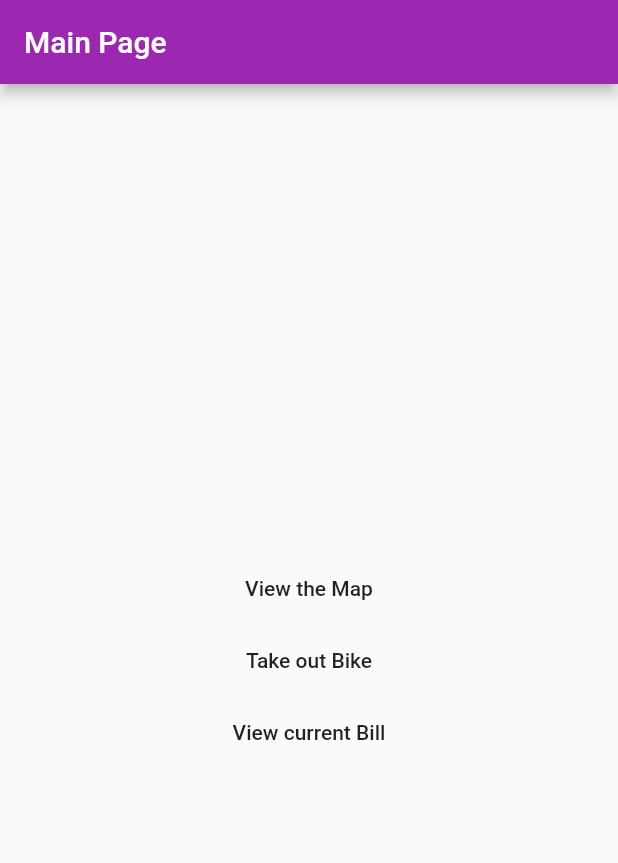
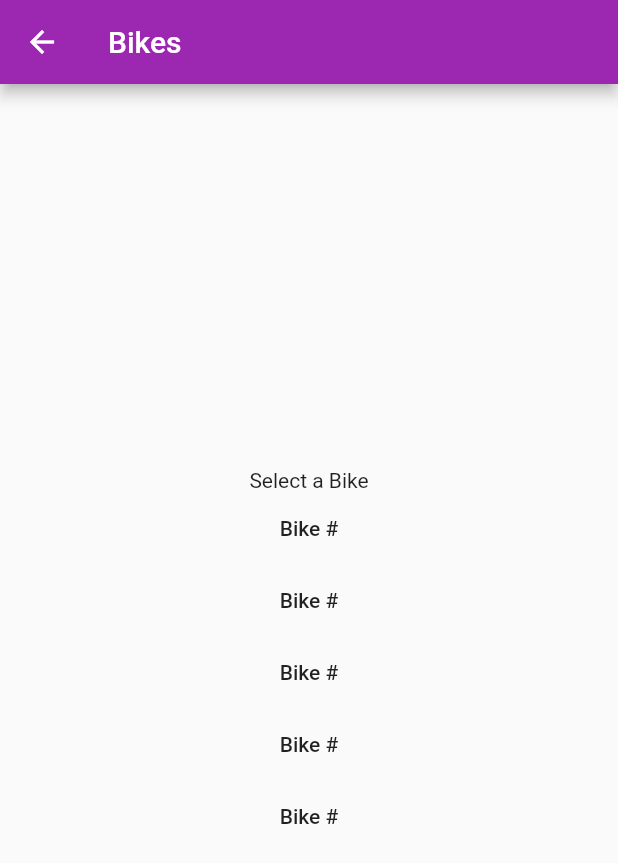
Before and after one commit to SiamakSamie/conuhacks, a Flutter app: the screen it shows after launch, after a tap on "Take out Bike", on a phone screen of 412 x 824 dp. Shown: the top 863 px of the screen. Run offline on Flutter 3.47's test engine with Material 2 defaults, Android fonts, the light colour scheme and no system bars.

Commit message:
Bike button navigates to Bike page

```diff
--- /dev/null
+++ b/lib/bikePage.dart
@@ -0,0 +1,36 @@
+import 'package:flutter/material.dart';
+
+class BikePage extends StatelessWidget {
+  @override
+  Widget build(BuildContext context) {
+    return new Scaffold(
+      appBar: new AppBar(
+        title: new Text("Bikes"),
+      ),
+      body: new Center(
+          child: Column(
+        mainAxisAlignment: MainAxisAlignment.center,
+        children: <Widget>[
+          Text("Select a Bike"),
+          new FlatButton(child: Text('Bike #'), onPressed: () {}),
+          new FlatButton(
+            child: Text('Bike #'),
+            onPressed: () {},
+          ),
+          new FlatButton(
+            child: Text('Bike #'),
+            onPressed: () {},
+          ),
+          new FlatButton(
+            child: Text('Bike #'),
+            onPressed: () {},
+          ),
+          new FlatButton(
+            child: Text('Bike #'),
+            onPressed: () {},
+          ),
+        ],
+      )),
+    );
+  }
+}
--- a/lib/main.dart
+++ b/lib/main.dart
@@ -1,3 +1,4 @@
+import 'package:conuhacks/bikePage.dart';
 import 'package:flutter/material.dart';
 
 void main() => runApp(MyApp());
@@ -44,7 +45,13 @@ class _MyHomePageState extends State<MyHomePage> {
                 }),
             new FlatButton(
               child: Text('Take out Bike'),
-              onPressed: () {},
+              onPressed: () {
+                  Navigator.push(
+                    context,
+                    new MaterialPageRoute(
+                        builder: (context) => new BikePage()),
+                  );
+              }
             ),
             new FlatButton(
               child: Text('View current Bill'),
```
